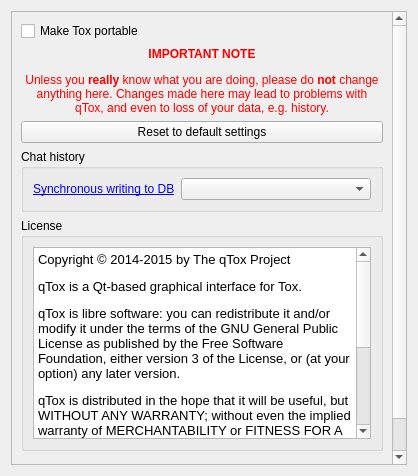
Above: src/widget/form/settings/advancedsettings.ui from qTox/qTox before the change. Below: the same form after it.
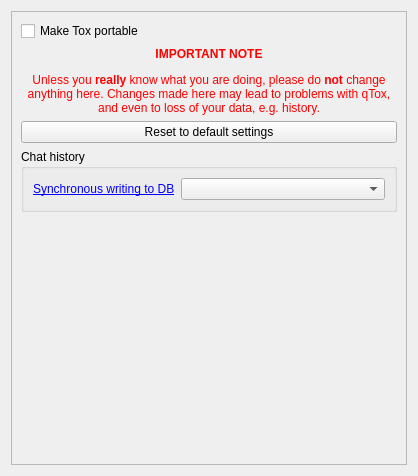
That is the form after the change. Custom widgets are drawn as their Qt base class.

Diff of the .ui file:
```diff
--- a/src/widget/form/settings/advancedsettings.ui
+++ b/src/widget/form/settings/advancedsettings.ui
@@ -24,8 +24,8 @@
        <rect>
         <x>0</x>
         <y>0</y>
-        <width>384</width>
-        <height>510</height>
+        <width>396</width>
+        <height>454</height>
        </rect>
       </property>
       <layout class="QVBoxLayout" name="verticalLayout_2">
@@ -95,57 +95,6 @@
          </layout>
         </widget>
        </item>
-       <item>
-        <widget class="QGroupBox" name="licenseGroup">
-         <property name="sizePolicy">
-          <sizepolicy hsizetype="Expanding" vsizetype="Expanding">
-           <horstretch>0</horstretch>
-           <verstretch>0</verstretch>
-          </sizepolicy>
-         </property>
-         <property name="title">
-          <string>License</string>
-         </property>
-         <layout class="QVBoxLayout" name="verticalLayout_4">
-          <item>
-           <widget class="QTextBrowser" name="license">
-            <property name="focusPolicy">
-             <enum>Qt::NoFocus</enum>
-            </property>
-            <property name="contextMenuPolicy">
-             <enum>Qt::NoContextMenu</enum>
-            </property>
-            <property name="layoutDirection">
-             <enum>Qt::LeftToRight</enum>
-            </property>
-            <property name="html">
-             <string>&lt;!DOCTYPE HTML PUBLIC &quot;-//W3C//DTD HTML 4.0//EN&quot; &quot;http://www.w3.org/TR/REC-html40/strict.dtd&quot;&gt;
-&lt;html&gt;&lt;head&gt;&lt;meta name=&quot;qrichtext&quot; content=&quot;1&quot; /&gt;&lt;style type=&quot;text/css&quot;&gt;
-p, li { white-space: pre-wrap; }
-&lt;/style&gt;&lt;/head&gt;&lt;body style=&quot; font-family:'Sans Serif'; font-size:9pt; font-weight:400; font-style:normal;&quot;&gt;
-&lt;p style=&quot; margin-top:12px; margin-bottom:12px; margin-left:0px; margin-right:0px; -qt-block-indent:0; text-indent:0px;&quot;&gt;&lt;span style=&quot; font-size:10pt; color:#000000;&quot;&gt;Copyright © 2014-2015 by The qTox Project&lt;/span&gt;&lt;/p&gt;
-&lt;p style=&quot; margin-top:12px; margin-bottom:12px; margin-left:0px; margin-right:0px; -qt-block-indent:0; text-indent:0px;&quot;&gt;&lt;span style=&quot; font-family:'Ubuntu'; font-size:10pt;&quot;&gt;qTox is a Qt-based graphical interface for Tox.&lt;/span&gt;&lt;/p&gt;
-&lt;p style=&quot; margin-top:12px; margin-bottom:12px; margin-left:0px; margin-right:0px; -qt-block-indent:0; text-indent:0px;&quot;&gt;&lt;span style=&quot; font-size:10pt;&quot;&gt;qTox is libre software: you can redistribute it and/or modify it under the terms of the GNU General Public License as published by the Free Software Foundation, either version 3 of the License, or (at your option) any later version.&lt;/span&gt;&lt;/p&gt;
-&lt;p style=&quot; margin-top:12px; margin-bottom:12px; margin-left:0px; margin-right:0px; -qt-block-indent:0; text-indent:0px;&quot;&gt;&lt;span style=&quot; font-size:10pt;&quot;&gt;qTox is distributed in the hope that it will be useful, but WITHOUT ANY WARRANTY; without even the implied warranty of MERCHANTABILITY or FITNESS FOR A PARTICULAR PURPOSE. See the GNU General Public License for more details. &lt;/span&gt;&lt;/p&gt;
-&lt;p style=&quot; margin-top:12px; margin-bottom:12px; margin-left:0px; margin-right:0px; -qt-block-indent:0; text-indent:0px;&quot;&gt;&lt;span style=&quot; font-family:'Ubuntu'; font-size:10pt;&quot;&gt;You should have received a copy of the GNU General Public License along with this program. If not, see &lt;/span&gt;&lt;a href=&quot;https://www.gnu.org/copyleft/gpl.html&quot;&gt;&lt;span style=&quot; font-family:'Ubuntu'; font-size:10pt; text-decoration: underline; color:#007af4;&quot;&gt;https://www.gnu.org/copyleft/gpl.html&lt;/span&gt;&lt;/a&gt;&lt;span style=&quot; font-family:'Ubuntu'; font-size:10pt;&quot;&gt;.&lt;/span&gt;&lt;/p&gt;
-&lt;p style=&quot; margin-top:12px; margin-bottom:12px; margin-left:0px; margin-right:0px; -qt-block-indent:0; text-indent:0px;&quot;&gt;&lt;span style=&quot; font-family:'Ubuntu'; font-size:10pt;&quot;&gt;Author: &lt;/span&gt;&lt;a href=&quot;https://github.com/tux3&quot;&gt;&lt;span style=&quot; font-family:'Ubuntu'; font-size:10pt; text-decoration: underline; color:#007af4;&quot;&gt;tux3&lt;/span&gt;&lt;/a&gt;&lt;/p&gt;
-&lt;p style=&quot; margin-top:12px; margin-bottom:12px; margin-left:0px; margin-right:0px; -qt-block-indent:0; text-indent:0px;&quot;&gt;&lt;span style=&quot; font-family:'Ubuntu'; font-size:10pt;&quot;&gt;Contributors: &lt;/span&gt;&lt;a href=&quot;https://github.com/tux3/qTox/graphs/contributors&quot;&gt;&lt;span style=&quot; font-family:'Ubuntu'; font-size:10pt; text-decoration: underline; color:#007af4;&quot;&gt;see all on GitHub.com&lt;/span&gt;&lt;/a&gt;&lt;/p&gt;
-&lt;p style=&quot; margin-top:12px; margin-bottom:12px; margin-left:0px; margin-right:0px; -qt-block-indent:0; text-indent:0px;&quot;&gt;&lt;span style=&quot; font-family:'Ubuntu'; font-size:10pt;&quot;&gt;Known issues: &lt;/span&gt;&lt;a href=&quot;https://github.com/tux3/qTox/issues&quot;&gt;&lt;span style=&quot; font-family:'Ubuntu'; font-size:10pt; text-decoration: underline; color:#007af4;&quot;&gt;see all on GitHub.com&lt;/span&gt;&lt;/a&gt;&lt;/p&gt;&lt;/body&gt;&lt;/html&gt;</string>
-            </property>
-            <property name="searchPaths">
-             <stringlist/>
-            </property>
-            <property name="openExternalLinks">
-             <bool>true</bool>
-            </property>
-            <property name="openLinks">
-             <bool>true</bool>
-            </property>
-           </widget>
-          </item>
-         </layout>
-        </widget>
-       </item>
        <item>
         <spacer name="verticalSpacer">
          <property name="orientation">
```
